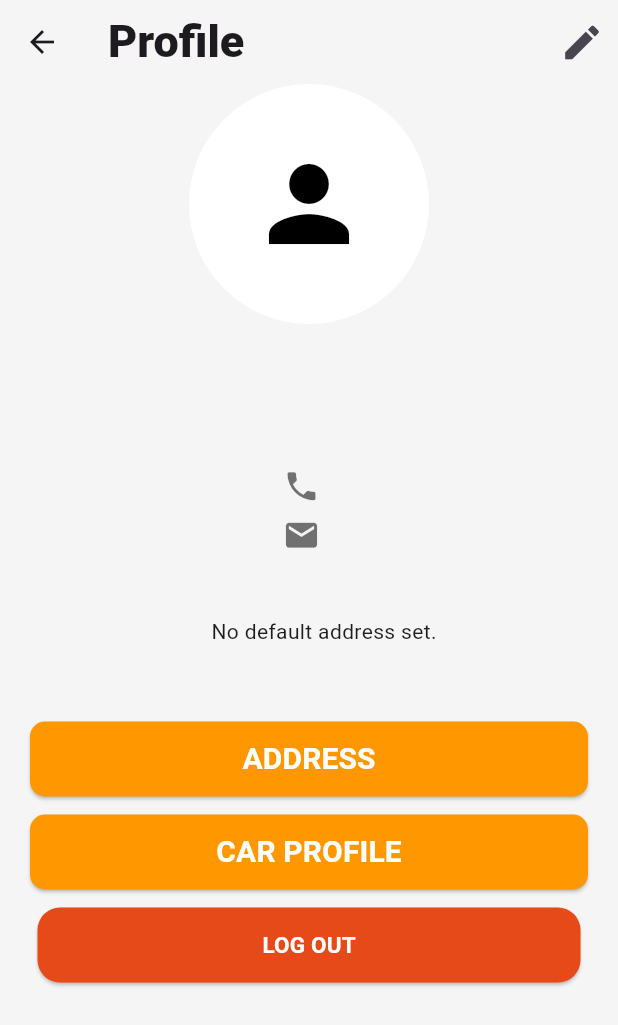
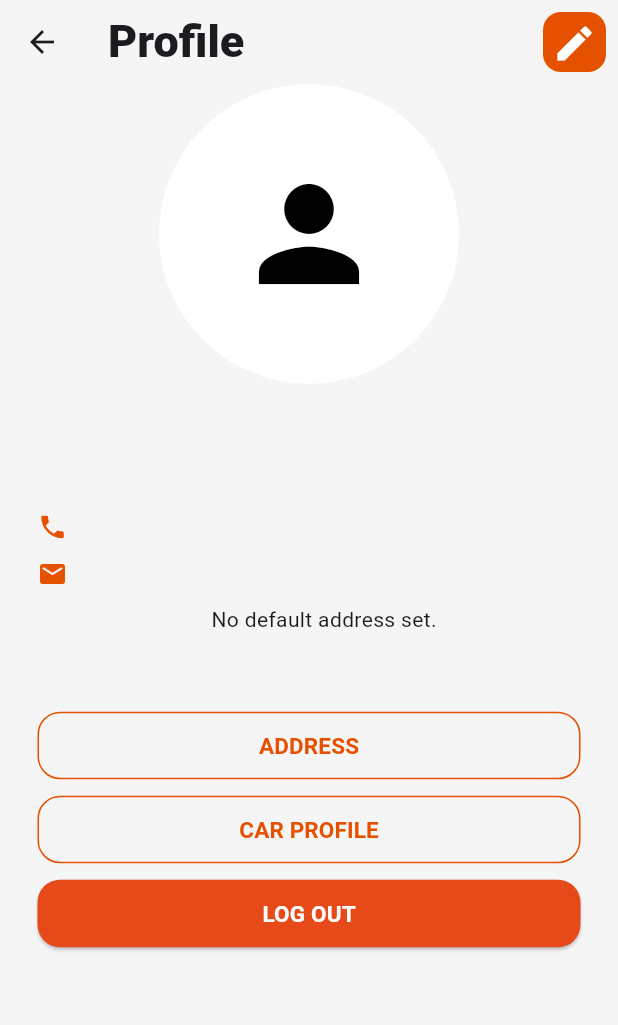
Before and after one commit to TechPyllars2024/AutoCareCarOwners, a Flutter app: the CarOwnerProfile screen opened directly, on a phone screen of 412 x 824 dp. Shown: the top 1025 px of the screen. Run offline on Flutter 3.47's test engine with Material 3 defaults, Android fonts, the phone set to English and light mode, and no system bars; our stand-ins replace carousel_slider, cloud_firestore, curved_navigation_bar, firebase_auth, firebase_core, firebase_storage and 6 more; missing offline and left inert: flutter_pannable_rating_bar; accounts and stored records are empty.

Commit message:
update: car owner profile page

```diff
--- a/lib/ProfileManagement/screens/car_owner_profile.dart
+++ b/lib/ProfileManagement/screens/car_owner_profile.dart
@@ -75,30 +75,43 @@ class _CarOwnerProfileState extends State<CarOwnerProfile> {
                 }
               }
             },
-              icon: const Icon(
+            icon: Container(
+              decoration: BoxDecoration(
+                color: Colors.orange.shade900, // Set the background color to orange
+                borderRadius: BorderRadius.circular(12.0), // Rounded edges
+              ),
+              padding: EdgeInsets.all(6.0), // Optional: Add some padding for better aesthetics
+              child: Center( // Center the icon
+                child: Icon(
                   Icons.edit,
+                  color: Colors.white, // Set the icon color to white
                   size: 30,
-              )),
+                ),
+              ),
+            ),
+          ),
+
         ],
       ),
-      body: Column(
+      body: SingleChildScrollView(
+        child: Column(
           children: [
             Center(
               child: CircleAvatar(
-              radius: 80,
+                radius: 100,
                 backgroundColor: Colors.white,
                 backgroundImage: profile?.profileImage.isNotEmpty == true
                     ? NetworkImage(profile!.profileImage)
                     : null,
                 child: profile?.profileImage.isEmpty == true
-                  ? const Icon(Icons.person, size: 80, color: Colors.black)
+                    ? const Icon(Icons.person, size: 100, color: Colors.black)
                     : null,
               ),
             ),
             Column(
               children: [
                 Padding(
-                padding: const EdgeInsets.only(top: 40.0),
+                  padding: const EdgeInsets.only(top: 15.0),
                   child: Center(
                     child: Text(
                       '${profile?.firstName} ${profile?.lastName}' ?? '',
@@ -110,44 +123,50 @@ class _CarOwnerProfileState extends State<CarOwnerProfile> {
                   ),
                 ),
 
-              Row(
-                mainAxisAlignment: MainAxisAlignment.center,
+                Padding(
+                  padding: const EdgeInsets.only(top: 20.0, left: 25),
+                  child: Row(
+                    mainAxisAlignment: MainAxisAlignment.start,
                     children: [
-                  const Icon(
+                       Icon(
                         Icons.phone, // Phone icon
-                    size: 25,
-                    color: Colors.black54,
+                        size: 20,
+                        color: Colors.orange.shade900,
                       ),
                       const SizedBox(
                           width: 10), // Adds space between the icon and text
                       Text(
                         profile?.phoneNumber ?? 'No phone number available',
                         style: const TextStyle(
-                      fontSize: 25,
-                      color: Colors.black54,
+                          fontSize: 14,
+                          color: Colors.black87,
                         ),
                       ),
                     ],
                   ),
+                ),
 
-              Row(
-                mainAxisAlignment: MainAxisAlignment.center,
+                Padding(
+                  padding: const EdgeInsets.only(top: 10.0, left: 25) ,
+                  child: Row(
+                    mainAxisAlignment: MainAxisAlignment.start,
                     children: [
-                  const Icon(
-                    Icons.email, // Email icon
-                    size: 25,
-                    color: Colors.black54,
+                       Icon(
+                        Icons.email_rounded, // Email icon
+                        size: 20,
+                        color: Colors.orange.shade900,
                       ),
                       const SizedBox(
                           width: 10), // Adds space between the icon and text
                       Text(
                         userEmail ?? 'No available Email',
                         style: const TextStyle(
-                      fontSize: 20,
-                      color: Colors.black54,
+                          fontSize: 14,
+                          color: Colors.black87,
                         ),
                       ),
                     ],
+                  ),
                 ),
 
                 // fetching defualt address
@@ -163,50 +182,51 @@ class _CarOwnerProfileState extends State<CarOwnerProfile> {
                     if (snapshot.hasData && snapshot.data != null) {
                       final defaultAddress = snapshot.data!;
                       return Padding(
-                      padding:
-                          const EdgeInsets.only(top: 25, left: 20, bottom: 50),
+                        padding: const EdgeInsets.only(top: 10, left: 25, right: 25, bottom: 50),
                         child: Row(
-                        crossAxisAlignment: CrossAxisAlignment.start,
+                          mainAxisAlignment: MainAxisAlignment.start,
+                          crossAxisAlignment: CrossAxisAlignment.center,
                           children: [
-                          const Icon(Icons.location_on_outlined, size: 40),
-                          const SizedBox(width: 8),
-                          Column(
-                            crossAxisAlignment: CrossAxisAlignment.start,
-                            children: [
-                              Text(
-                                '${defaultAddress.houseNumberandStreet}, ${defaultAddress.baranggay}',
+                            Icon(
+                              Icons.location_on_sharp,
+                              size: 20,
+                              color: Colors.orange.shade900,
+                            ),
+                            const SizedBox(width: 8), // Space between icon and text
+                            Flexible(
+                              child: Text(
+                                '${defaultAddress.houseNumberandStreet}, ${defaultAddress.baranggay}, ${defaultAddress.city}, ${defaultAddress.province}',
                                 style: const TextStyle(
-                                    color: Colors.black54, fontSize: 20),
+                                  color: Colors.black87,
+                                  fontSize: 14,
                                 ),
-                              const SizedBox(height: 4),
-                              Text(
-                                '${defaultAddress.city}, ${defaultAddress.province}',
-                                style: const TextStyle(
-                                    color: Colors.black54, fontSize: 20),
+                                overflow: TextOverflow.visible, // Allows text to wrap
                               ),
-                            ],
                             ),
                           ],
                         ),
                       );
                     }
                     return const Padding(
-                    padding: EdgeInsets.only(top: 40.0, left: 20, bottom: 50),
+                      padding: EdgeInsets.only(top: 10.0, left: 20, bottom: 50),
                       child: Text('No default address set.'),
                     );
                   },
                 ),
 
+
+
                 Padding(
-                padding: const EdgeInsets.only(
-                    left: 20, right: 20), // Adjust the padding value as needed
+                  padding: const EdgeInsets.symmetric(horizontal: 25),
                   child: ElevatedButton(
                     style: ElevatedButton.styleFrom(
                       shape: RoundedRectangleBorder(
-                      borderRadius: BorderRadius.circular(10),
+                        borderRadius: BorderRadius.circular(15),
+                        side: BorderSide(color: Colors.orange.shade900), // Set the border color to orange
                       ),
-                    minimumSize: const Size(400, 50),
-                    backgroundColor: Colors.orange,
+                      minimumSize: const Size(400, 45),
+                      backgroundColor: Colors.transparent, // Make the background transparent
+                      elevation: 0, // Remove shadow for better transparency effect
                     ),
                     onPressed: () {
                       Navigator.push(
@@ -216,25 +236,28 @@ class _CarOwnerProfileState extends State<CarOwnerProfile> {
                         ),
                       );
                     },
-                  child: const Text(
+                    child:  Text(
                       'ADDRESS',
                       style: TextStyle(
                         fontWeight: FontWeight.bold,
-                      color: Colors.white,
-                      fontSize: 20,
+                        color: Colors.orange.shade900,
+                        fontSize: 15,
                       ),
                     ),
                   ),
                 ),
-              const SizedBox(height: 12),
+                const SizedBox(height: 8),
                 Padding(
-                padding: const EdgeInsets.only(left: 20, right: 20),
+                  padding: const EdgeInsets.symmetric(horizontal: 25),
                   child: ElevatedButton(
                     style: ElevatedButton.styleFrom(
                       shape: RoundedRectangleBorder(
-                        borderRadius: BorderRadius.circular(10)),
-                    minimumSize: const Size(400, 50),
-                    backgroundColor: Colors.orange,
+                        borderRadius: BorderRadius.circular(15),
+                        side: BorderSide(color: Colors.orange.shade900), // Set the border color to orange
+                      ),
+                      minimumSize: const Size(400, 45),
+                      backgroundColor: Colors.transparent, // Make the background transparent
+                      elevation: 0, // Remove shadow for better transparency effect
                     ),
                     onPressed: () {
                       Navigator.push(
@@ -243,14 +266,14 @@ class _CarOwnerProfileState extends State<CarOwnerProfile> {
                           MaterialPageRoute(
                               builder: (context) => const CarDetails()));
                     },
-                  child: const Text('CAR PROFILE',
+                    child:  Text('CAR PROFILE',
                         style: TextStyle(
                             fontWeight: FontWeight.bold,
-                          color: Colors.white,
-                          fontSize: 20)),
+                            color: Colors.orange.shade900,
+                            fontSize: 15)),
                   ),
                 ),
-              const SizedBox(height: 12),
+                const SizedBox(height: 8),
 
                 Padding(
                   padding: const EdgeInsets.symmetric(horizontal: 25.0),
@@ -258,7 +281,7 @@ class _CarOwnerProfileState extends State<CarOwnerProfile> {
                     style: ElevatedButton.styleFrom(
                       shape: RoundedRectangleBorder(
                           borderRadius: BorderRadius.circular(15)),
-                    minimumSize: const Size(400, 50),
+                      minimumSize: const Size(400, 45),
                       backgroundColor: Colors.deepOrange.shade700,
                     ),
                     onPressed: () async {
@@ -282,6 +305,7 @@ class _CarOwnerProfileState extends State<CarOwnerProfile> {
             ),
           ],
         ),
+      ),
     );
   }
 }
```
Lines whose indentation alone changed are shown as unchanged.
